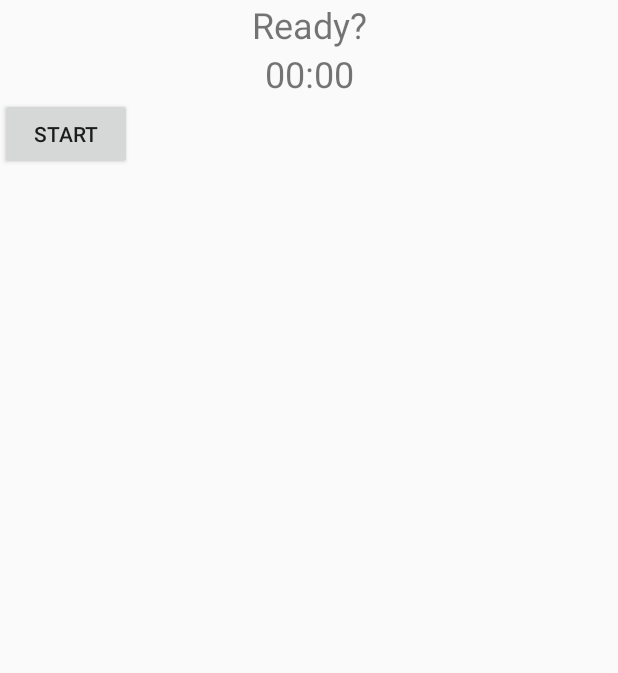
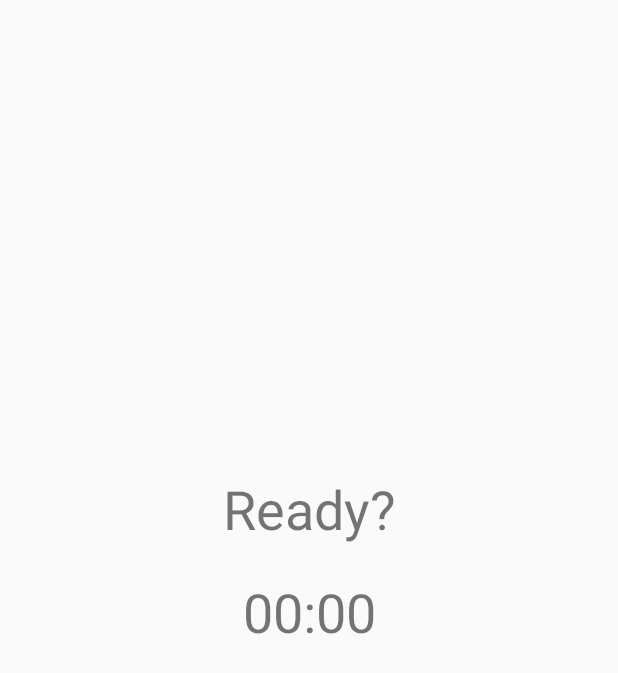
Before and after one commit to lucaviolanti/GymApp, an Android app: the TimerActivity screen opened directly, with no data from a screen before it, on a phone screen of 412 x 824 dp. Shown: the top 673 px of the screen. Run offline under Robolectric (Android 15) with nearby library versions, the phone set to English and light mode, and no system bars.

Commit message:
Style timer activity

```diff
--- a/app/src/main/res/layout/timer_activity.xml
+++ b/app/src/main/res/layout/timer_activity.xml
@@ -1,38 +1,37 @@
 <?xml version="1.0" encoding="utf-8"?>
-<android.support.constraint.ConstraintLayout xmlns:android="http://schemas.android.com/apk/res/android"
-    xmlns:app="http://schemas.android.com/apk/res-auto"
+<LinearLayout xmlns:android="http://schemas.android.com/apk/res/android"
     xmlns:tools="http://schemas.android.com/tools"
     android:layout_width="match_parent"
     android:layout_height="match_parent"
-    app:layout_behavior="@string/appbar_scrolling_view_behavior"
-    tools:context=".TimerActivity"
-    tools:showIn="@layout/activity_main">
-
-    <LinearLayout
-        android:layout_width="match_parent"
-        android:layout_height="match_parent"
-        android:orientation="vertical">
+    android:gravity="center_vertical|center_horizontal"
+    android:orientation="vertical"
+    tools:context=".TimerActivity">
 
     <TextView
         android:id="@+id/display_text"
         android:layout_width="match_parent"
         android:layout_height="wrap_content"
+        android:layout_margin="10dp"
         android:text="@string/initial_display_text"
         android:textAlignment="center"
-            android:textSize="24sp" />
+        android:textSize="36sp" />
 
     <TextView
         android:id="@+id/timer_text"
         android:layout_width="match_parent"
         android:layout_height="wrap_content"
+        android:layout_margin="10dp"
         android:text="@string/initial_timer_text"
         android:textAlignment="center"
-            android:textSize="24sp" />
+        android:textSize="36sp" />
 
     <Button
         android:id="@+id/timer_button"
+        style="@style/Widget.MaterialComponents.Button"
         android:layout_width="wrap_content"
         android:layout_height="wrap_content"
-            android:text="@string/start_button" />
+        android:layout_margin="10dp"
+        android:elevation="2dp"
+        android:text="@string/start_button"
+        android:textSize="36sp" />
 </LinearLayout>
-</android.support.constraint.ConstraintLayout>
```
Lines whose indentation alone changed are shown as unchanged.
